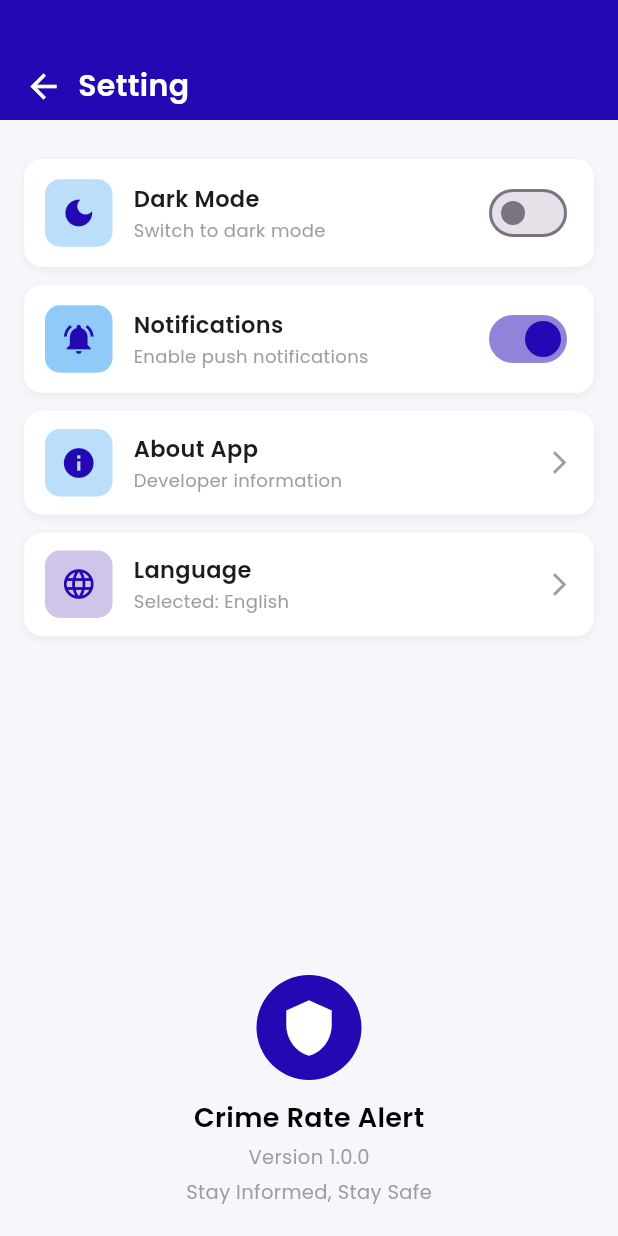
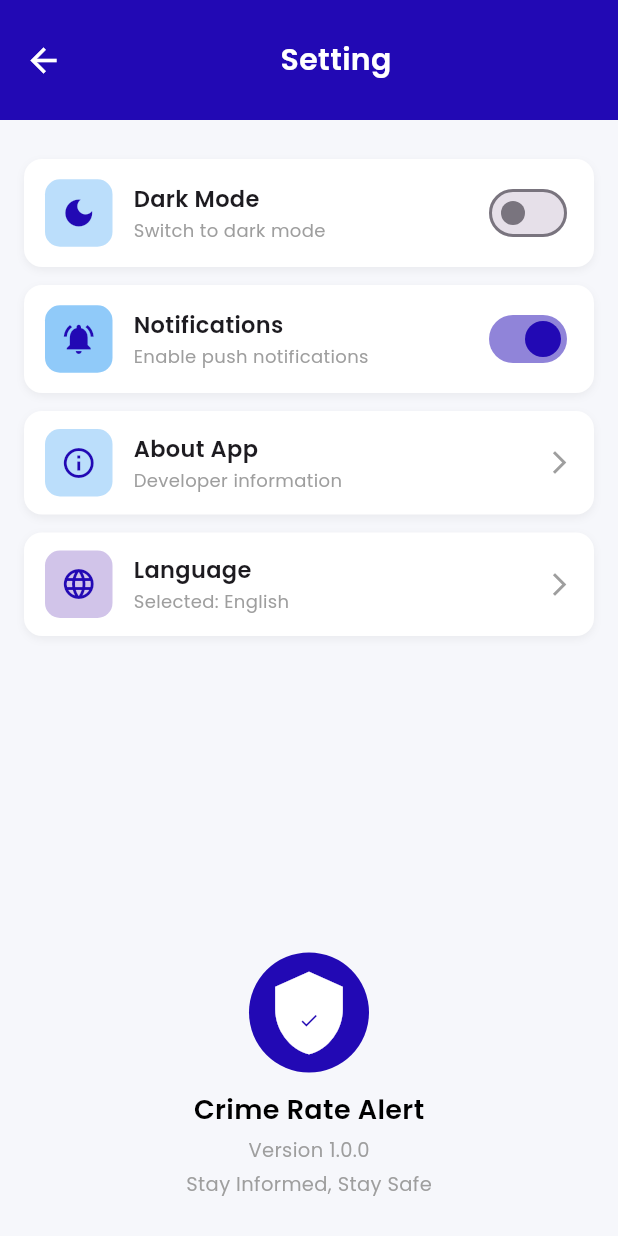
Before and after one commit to Amansarfraz/crime_app, a Flutter app: the SettingsScreen screen opened by its route, on a phone screen of 412 x 824 dp. Run offline on Flutter 3.47's test engine with Material 3 defaults, Android fonts, the light colour scheme and no system bars; our stand-ins replace google_fonts.

Commit message:
first commit

```diff
--- a/lib/main.dart
+++ b/lib/main.dart
@@ -7,6 +7,7 @@ import 'screens/home_screen.dart';
 import 'screens/crime_categories_screen.dart';
 import 'screens/crime_detail_screen.dart';
 import 'screens/safety_tips_screen.dart';
+import 'screens/about_app_screen.dart';
 
 void main() {
   runApp(const MyApp());
@@ -39,6 +40,7 @@ class MyApp extends StatelessWidget {
         ),
         '/safety_tips_screen': (context) => const SafetyTipsScreen(),
         '/settings_screen': (context) => const SettingsScreen(),
+        '/about_app_screen': (context) => const AboutAppScreen(),
       },
 
       // ✅ Handle dynamic routes like CrimeDetailScreen here
--- a/lib/screens/settings_screen.dart
+++ b/lib/screens/settings_screen.dart
@@ -1,4 +1,5 @@
 import 'package:flutter/material.dart';
+import 'about_app_screen.dart';
 
 class SettingsScreen extends StatefulWidget {
   const SettingsScreen({super.key});
@@ -32,7 +33,7 @@ class _SettingsScreenState extends State<SettingsScreen> {
             height: 80,
             width: double.infinity,
             color: const Color(0xFF2209B4),
-            padding: const EdgeInsets.only(top: 35, left: 16, right: 16),
+            padding: const EdgeInsets.symmetric(horizontal: 16),
             child: Row(
               children: [
                 GestureDetector(
@@ -44,13 +45,17 @@ class _SettingsScreenState extends State<SettingsScreen> {
                   ),
                 ),
                 const SizedBox(width: 10),
-                const Text(
+                const Expanded(
+                  child: Center(
+                    child: Text(
                       "Setting",
                       style: TextStyle(
                         fontFamily: 'Poppins',
                         color: Colors.white,
                         fontWeight: FontWeight.w600,
                         fontSize: 20,
+                      ),
+                    ),
                   ),
                 ),
               ],
@@ -87,7 +92,7 @@ class _SettingsScreenState extends State<SettingsScreen> {
 
           // ℹ️ About App
           _buildSettingTile(
-            icon: Icons.info,
+            icon: Icons.info_outline,
             color: Colors.blue.shade100,
             title: "About App",
             subtitle: "Developer information",
@@ -96,7 +101,12 @@ class _SettingsScreenState extends State<SettingsScreen> {
               color: Colors.grey,
               size: 18,
             ),
-            onTap: () {},
+            onTap: () {
+              Navigator.push(
+                context,
+                MaterialPageRoute(builder: (context) => const AboutAppScreen()),
+              );
+            },
           ),
 
           // 🌍 Language
@@ -115,17 +125,34 @@ class _SettingsScreenState extends State<SettingsScreen> {
 
           const Spacer(),
 
-          // 🛡 App Logo + Name
+          // 🛡 Custom Shield Logo + Name
           Column(
             children: [
+              Stack(
+                alignment: Alignment.center,
+                children: [
                   Container(
-                width: 70,
-                height: 70,
+                    width: 80,
+                    height: 80,
                     decoration: const BoxDecoration(
                       color: Color(0xFF2209B4),
                       shape: BoxShape.circle,
                     ),
-                child: const Icon(Icons.shield, color: Colors.white, size: 40),
+                  ),
+                  Icon(Icons.shield, size: 60, color: Colors.white),
+                  const Positioned(
+                    bottom: 25,
+                    child: CircleAvatar(
+                      radius: 10,
+                      backgroundColor: Colors.white,
+                      child: Icon(
+                        Icons.check,
+                        size: 14,
+                        color: Color(0xFF2209B4),
+                      ),
+                    ),
+                  ),
+                ],
               ),
               const SizedBox(height: 12),
               const Text(
@@ -155,7 +182,7 @@ class _SettingsScreenState extends State<SettingsScreen> {
                   color: Colors.grey,
                 ),
               ),
-              const SizedBox(height: 20),
+              const SizedBox(height: 25),
             ],
           ),
         ],
@@ -163,7 +190,7 @@ class _SettingsScreenState extends State<SettingsScreen> {
     );
   }
 
-  // 📱 Custom Tile Widget
+  // 📱 Reusable Setting Tile
   Widget _buildSettingTile({
     required IconData icon,
     required Color color,
@@ -252,7 +279,6 @@ class _SettingsScreenState extends State<SettingsScreen> {
                 setState(() {
                   selectedLanguage = value!;
                   Navigator.pop(context);
-                  // 🌐 TODO: Add actual app localization here if needed
                 });
               },
             );
```
Also changed, not shown: lib/screens/about_app_screen.dart (added, +110 -0 lines). Lines whose indentation alone changed are shown as unchanged.
